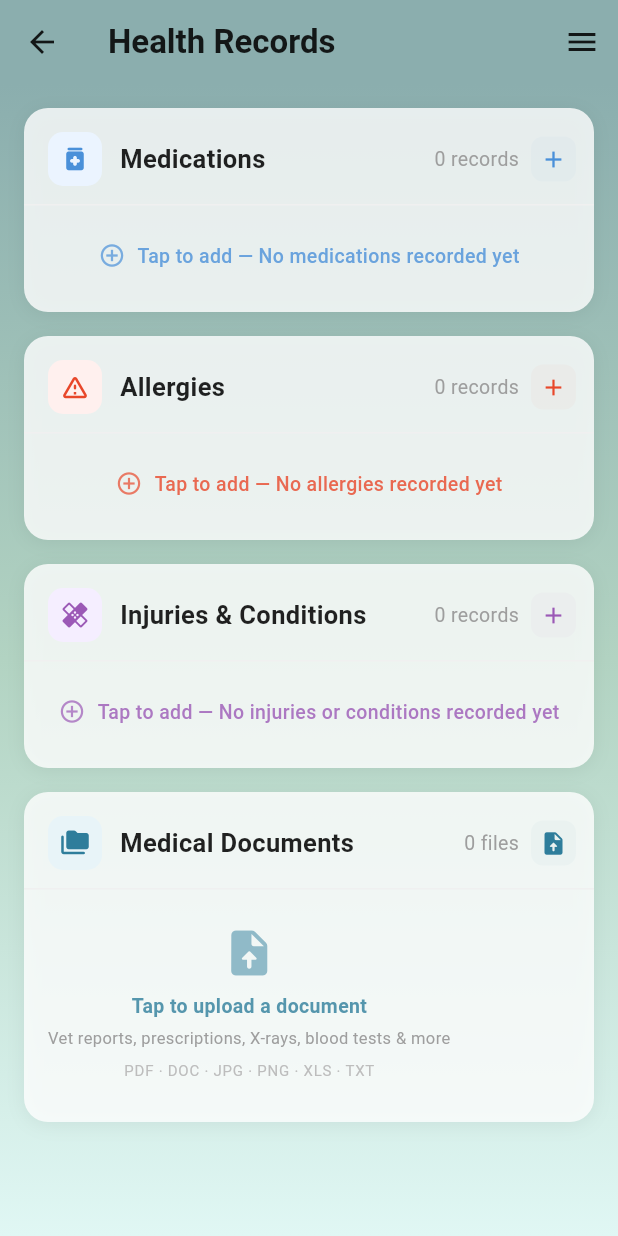
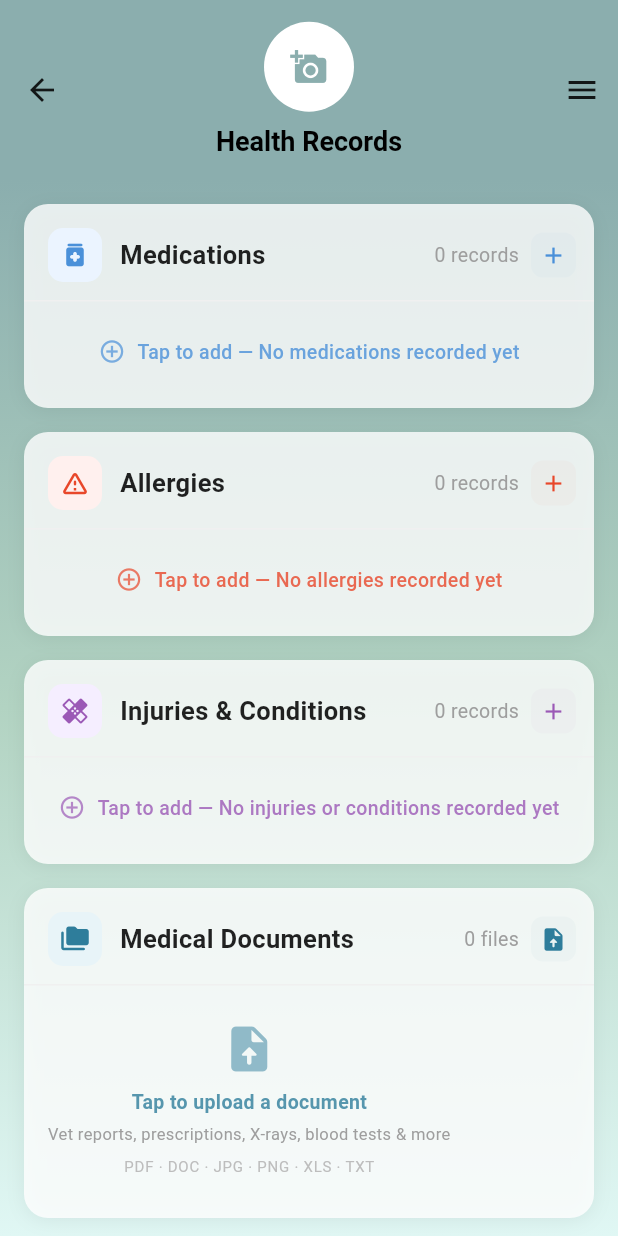
Before and after one commit to lula1450/SETAP-B, a Flutter app: the HealthRecordsPage screen opened directly, on a phone screen of 412 x 824 dp. Run offline on Flutter 3.47's test engine with Material 3 defaults, Android fonts, the phone set to English and light mode, and no system bars; our stand-ins replace file_picker, fl_chart, image_picker, open_filex, pdf, printing and 1 more; accounts and stored records are empty; network calls fail.

Commit message:
added profile pictures to other pages

```diff
--- a/frontend/maincode/lib/health_records.dart
+++ b/frontend/maincode/lib/health_records.dart
@@ -155,8 +155,10 @@ class _MedicalDocument {
 
 class HealthRecordsPage extends StatefulWidget {
   final String petId;
+  final String petName;
+  final String? petImagePath;
 
-  const HealthRecordsPage({super.key, this.petId = 'default'});
+  const HealthRecordsPage({super.key, this.petId = 'default', this.petName = '', this.petImagePath});
 
   @override
   State<HealthRecordsPage> createState() => _HealthRecordsPageState();
@@ -834,13 +836,30 @@ class _HealthRecordsPageState extends State<HealthRecordsPage> {
       backgroundColor: Colors.transparent,
       endDrawer: const AppDrawer(),
       appBar: AppBar(
-        title: const Text(
-          'Health Records',
-          style: TextStyle(fontWeight: FontWeight.w600),
-        ),
         backgroundColor: const Color.fromARGB(255, 139, 174, 174),
         foregroundColor: Colors.black87,
         elevation: 0,
+        toolbarHeight: 120,
+        centerTitle: true,
+        title: Column(
+          children: [
+            CircleAvatar(
+              radius: 30,
+              backgroundColor: Colors.white,
+              backgroundImage: (widget.petImagePath != null && widget.petImagePath!.isNotEmpty)
+                  ? NetworkImage(widget.petImagePath!)
+                  : null,
+              child: (widget.petImagePath == null || widget.petImagePath!.isEmpty)
+                  ? const Icon(Icons.add_a_photo, size: 25, color: Color(0xFF8BAEAE))
+                  : null,
+            ),
+            const SizedBox(height: 8),
+            Text(
+              widget.petName.isNotEmpty ? "${widget.petName}'s Health Records" : 'Health Records',
+              style: const TextStyle(fontWeight: FontWeight.w600, color: Colors.black, fontSize: 18),
+            ),
+          ],
+        ),
         actions: [
           Builder(
             builder: (context) => IconButton(
```
Also changed, not shown: frontend/maincode/lib/dashboard.dart (+8 -1 lines), frontend/maincode/lib/metrics.dart (+12 -1 lines), frontend/maincode/lib/recentlylogged.dart (+20 -1 lines), frontend/maincode/lib/report.dart (+20 -2 lines).
